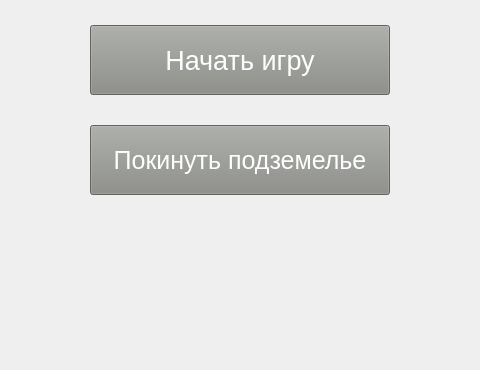
Soykaa/Dnd_cpp, file DnD/src/game_menu.ui: the form before one commit; both pictures show x 135 to 615 and y 230 to 600 of the 800 by 600 pixel window.
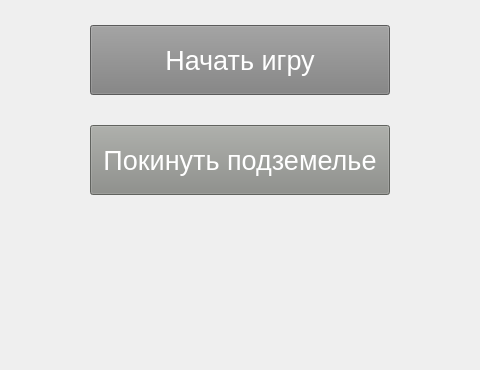
The form after the commit.

Patch:
```diff
--- a/DnD/src/game_menu.ui
+++ b/DnD/src/game_menu.ui
@@ -25,7 +25,7 @@
 			<property name="styleSheet">
 	<string notr="true">font: 63 11pt &quot;Ubuntu&quot;;
 font-size:27px;
-background-color: rgb(136, 138, 133);
+background-color: #808080;
 color: rgb(255, 255, 255);</string>
 			</property>
 			<property name="text">
@@ -42,9 +42,9 @@
 	</rect>
 			</property>
 			<property name="styleSheet">
-	<string notr="true">background-color: rgb(136, 138, 133);
-font: 57 11pt &quot;Ubuntu&quot;;
-font-size:25px;
+	<string notr="true">font: 63 11pt &quot;Ubuntu&quot;;
+font-size:27px;
+background-color: rgb(136, 138, 133);
 color: rgb(255, 255, 255);</string>
 			</property>
 			<property name="text">
```
